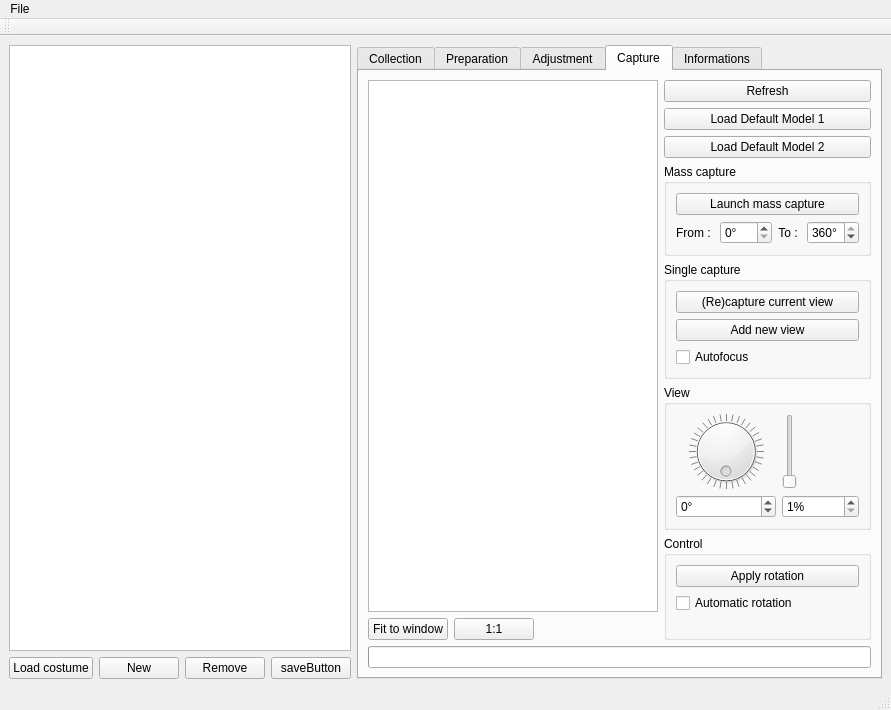
The window that pc/master/mainwindow.ui (plule/pfe-costumes) describes before a commit, drawn with Qt 5.
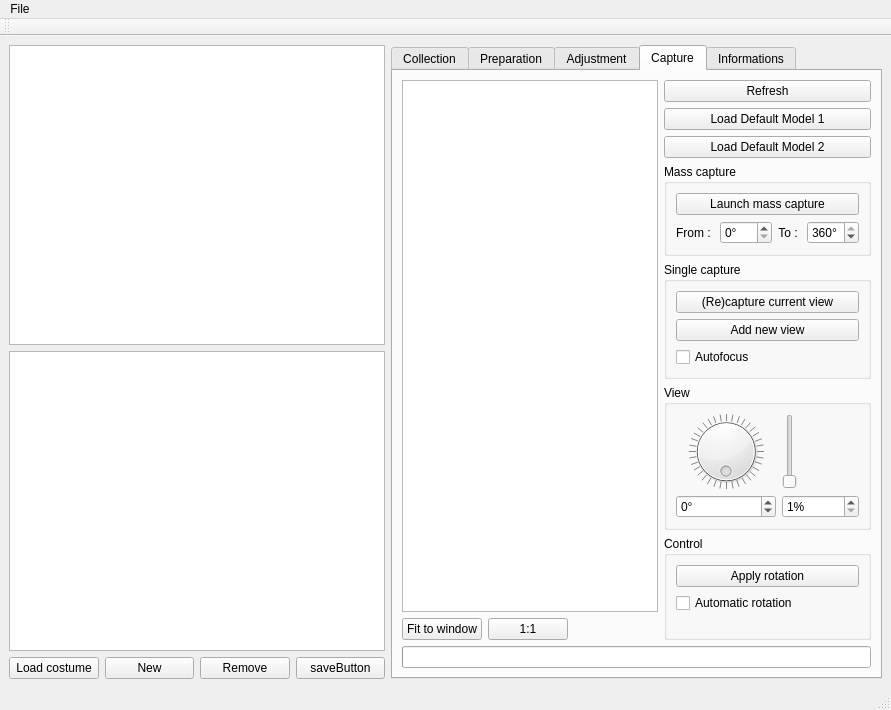
The same window after the commit. Custom widgets are drawn as their Qt base class.

Commit message: initial support for desync between selected and loaded costume

The edit to the form file:
```diff
--- a/pc/master/mainwindow.ui
+++ b/pc/master/mainwindow.ui
@@ -20,6 +20,9 @@
       <property name="sizeConstraint">
        <enum>QLayout::SetMinimumSize</enum>
       </property>
+      <item>
+       <widget class="QListWidget" name="collectionTable2"/>
+      </item>
       <item>
        <widget class="QListView" name="collectionTable">
         <property name="sizePolicy">
@@ -28,6 +31,15 @@
           <verstretch>0</verstretch>
          </sizepolicy>
         </property>
+        <property name="styleSheet">
+         <string notr="true">[loaded=true]
+{
+	color: red;
+}</string>
+        </property>
+        <property name="editTriggers">
+         <set>QAbstractItemView::DoubleClicked</set>
+        </property>
         <property name="alternatingRowColors">
          <bool>true</bool>
         </property>
```
Left out of the diff: 2 changed lines with no effect on the pictures. The commit also changes 2 other files.
